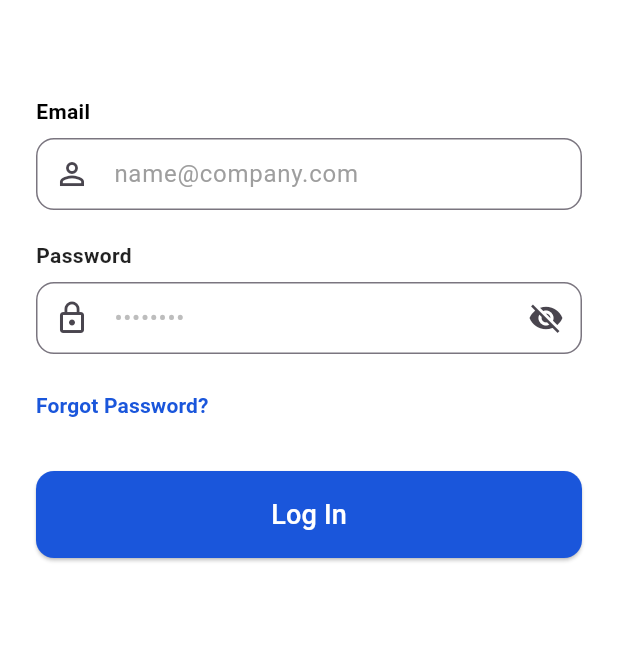
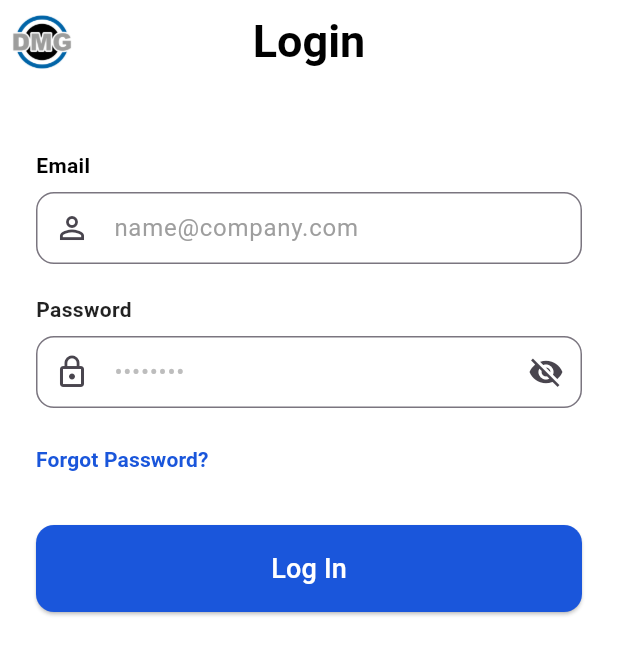
Before and after one commit to jessevandevelde/rma-flutter-app, a Flutter app: the screen it shows after launch, on a phone screen of 412 x 824 dp. Shown: the top 655 px of the screen. Run offline on Flutter 3.47's test engine with Material 3 defaults, Android fonts, the phone set to English and light mode, and no system bars.

Commit message:
commit lost changes

```diff
--- a/lib/screens/login_screen.dart
+++ b/lib/screens/login_screen.dart
@@ -32,6 +32,26 @@ class _LoginScreenState extends State<LoginScreen> {
   Widget build(BuildContext context) {
     return Scaffold(
       backgroundColor: Colors.white,
+      appBar: AppBar(
+        backgroundColor: Colors.white,
+        elevation: 0,
+        leading: Padding(
+          padding: const EdgeInsets.all(8.0),
+          child: Image.asset(
+            'pictures/dmglogo.png',
+            fit: BoxFit.contain,
+          ),
+        ),
+        title: const Text(
+          'Login',
+          style: TextStyle(
+            color: Colors.black,
+            fontWeight: FontWeight.bold,
+            fontSize: 30,
+          ),
+        ),
+        centerTitle: true,
+      ),
       body: SafeArea(
         child: SingleChildScrollView(
           padding: const EdgeInsets.all(24.0),
@@ -40,7 +60,7 @@ class _LoginScreenState extends State<LoginScreen> {
             child: Column(
               crossAxisAlignment: CrossAxisAlignment.stretch,
               children: [
-                const SizedBox(height: 40),
+                const SizedBox(height: 20),
                 const Text(
                   'Email',
                   style: TextStyle(
```
Also changed, not shown: pubspec.yaml (+3 -69 lines).
